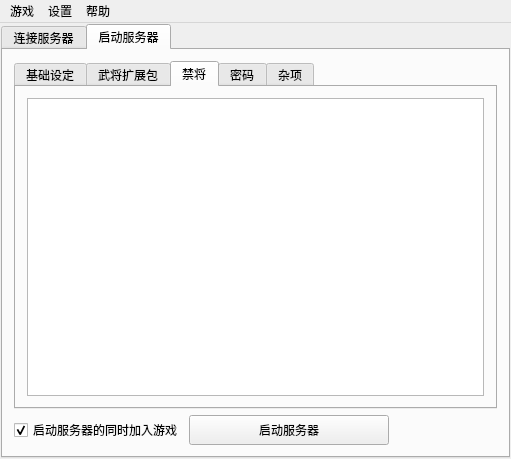
Lindiantt/FairSGS, file source/mainwindow.ui: the form before one commit.
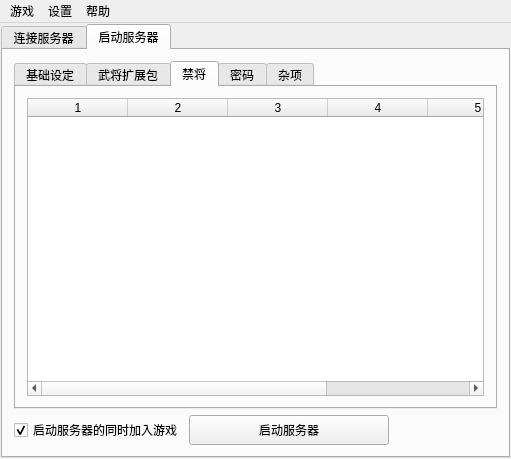
The form after the commit. The open tabs and pages were chosen to show the change.

Diff of the .ui file:
```diff
--- a/source/mainwindow.ui
+++ b/source/mainwindow.ui
@@ -1134,7 +1134,23 @@
            </attribute>
            <layout class="QHBoxLayout" name="horizontalLayout_12">
             <item>
-             <widget class="QTableWidget" name="tableWidgetBan"/>
+             <widget class="QTableWidget" name="tableWidgetBan">
+              <property name="editTriggers">
+               <set>QAbstractItemView::NoEditTriggers</set>
+              </property>
+              <property name="selectionMode">
+               <enum>QAbstractItemView::NoSelection</enum>
+              </property>
+              <property name="columnCount">
+               <number>6</number>
+              </property>
+              <column/>
+              <column/>
+              <column/>
+              <column/>
+              <column/>
+              <column/>
+             </widget>
             </item>
            </layout>
           </widget>
```
Left out of the diff: 17 changed lines with no effect on the pictures.
